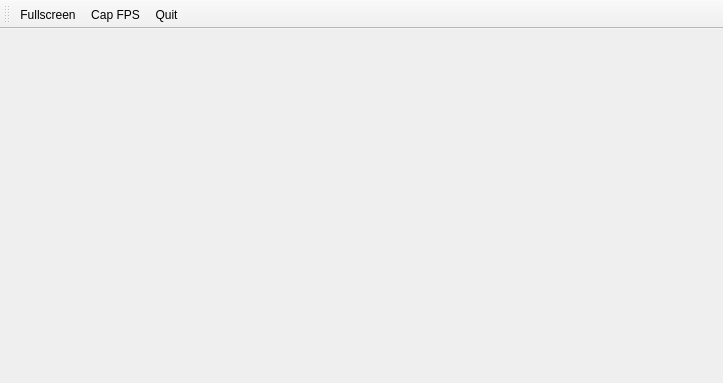
Above: xkill-gui/MainWindow.ui from ensq/xkill-resources before the change. Below: the same form after it.
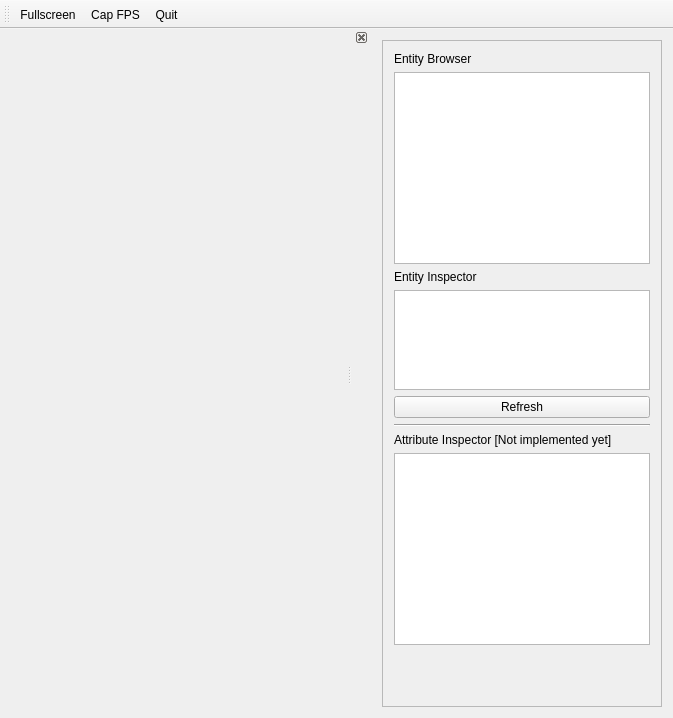
That is the form after the change.

Patch:
```diff
--- a/xkill-gui/MainWindow.ui
+++ b/xkill-gui/MainWindow.ui
@@ -6,8 +6,8 @@
    <rect>
     <x>0</x>
     <y>0</y>
-    <width>723</width>
-    <height>383</height>
+    <width>673</width>
+    <height>718</height>
    </rect>
   </property>
   <property name="windowTitle">
@@ -19,12 +19,110 @@
     <enum>TopToolBarArea</enum>
    </attribute>
    <attribute name="toolBarBreak">
-    <bool>true</bool>
+    <bool>false</bool>
    </attribute>
    <addaction name="actionFullscreen"/>
    <addaction name="actionCap_FPS"/>
    <addaction name="actionQuit"/>
   </widget>
+  <widget class="QDockWidget" name="dockWidget">
+   <property name="features">
+    <set>QDockWidget::DockWidgetClosable|QDockWidget::DockWidgetMovable|QDockWidget::DockWidgetVerticalTitleBar</set>
+   </property>
+   <property name="allowedAreas">
+    <set>Qt::LeftDockWidgetArea|Qt::RightDockWidgetArea</set>
+   </property>
+   <attribute name="dockWidgetArea">
+    <number>2</number>
+   </attribute>
+   <widget class="QWidget" name="dockWidgetContents_2">
+    <layout class="QVBoxLayout" name="verticalLayout">
+     <item>
+      <widget class="QScrollArea" name="scrollArea">
+       <property name="widgetResizable">
+        <bool>true</bool>
+       </property>
+       <widget class="QWidget" name="scrollAreaWidgetContents">
+        <property name="geometry">
+         <rect>
+          <x>0</x>
+          <y>0</y>
+          <width>292</width>
+          <height>675</height>
+         </rect>
+        </property>
+        <layout class="QVBoxLayout" name="verticalLayout_2">
+         <item>
+          <widget class="QLabel" name="label">
+           <property name="text">
+            <string>Entity Browser</string>
+           </property>
+          </widget>
+         </item>
+         <item>
+          <widget class="QTreeView" name="treeView_entityBrowser"/>
+         </item>
+         <item>
+          <widget class="QLabel" name="label_3">
+           <property name="text">
+            <string>Entity Inspector</string>
+           </property>
+          </widget>
+         </item>
+         <item>
+          <widget class="QTreeView" name="treeView_entityInspector">
+           <property name="maximumSize">
+            <size>
+             <width>16777215</width>
+             <height>100</height>
+            </size>
+           </property>
+          </widget>
+         </item>
+         <item>
+          <widget class="QPushButton" name="pushButton_editorRefresh">
+           <property name="text">
+            <string>Refresh</string>
+           </property>
+          </widget>
+         </item>
+         <item>
+          <widget class="Line" name="line">
+           <property name="orientation">
+            <enum>Qt::Horizontal</enum>
+           </property>
+          </widget>
+         </item>
+         <item>
+          <widget class="QLabel" name="label_2">
+           <property name="text">
+            <string>Attribute Inspector [Not implemented yet]</string>
+           </property>
+          </widget>
+         </item>
+         <item>
+          <widget class="QTreeView" name="treeView_attributeInspector"/>
+         </item>
+         <item>
+          <spacer name="verticalSpacer">
+           <property name="orientation">
+            <enum>Qt::Vertical</enum>
+           </property>
+           <property name="sizeHint" stdset="0">
+            <size>
+             <width>20</width>
+             <height>40</height>
+            </size>
+           </property>
+          </spacer>
+         </item>
+        </layout>
+       </widget>
+      </widget>
+     </item>
+    </layout>
+   </widget>
+  </widget>
   <action name="actionFullscreen">
    <property name="checkable">
     <bool>false</bool>
```
